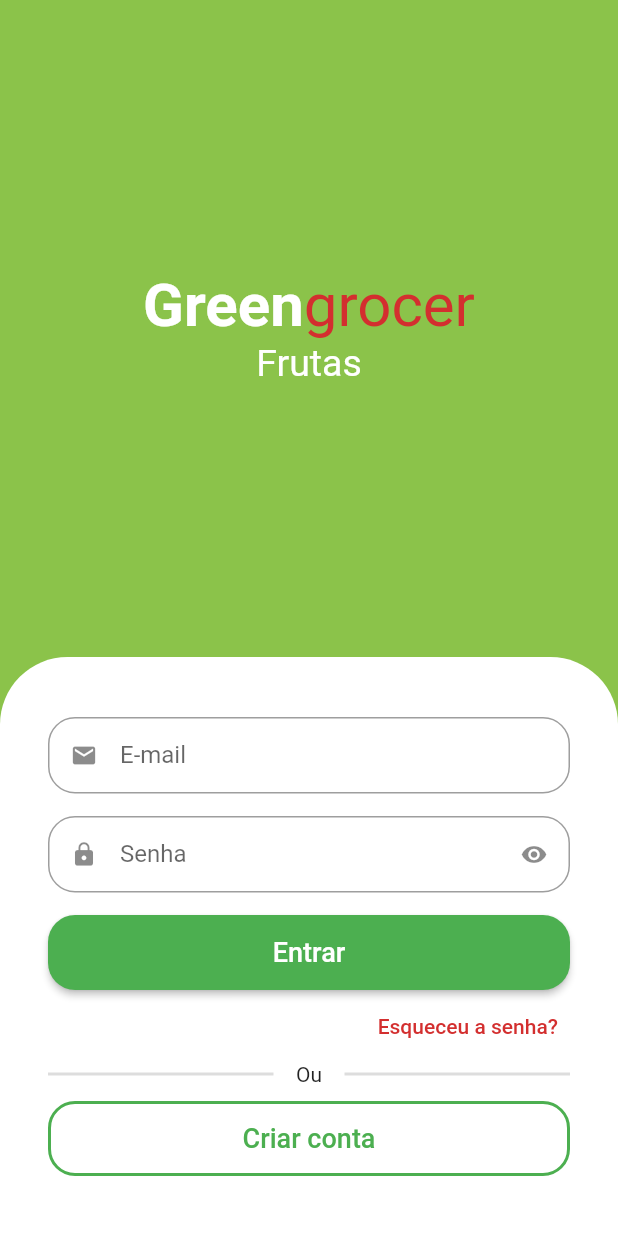
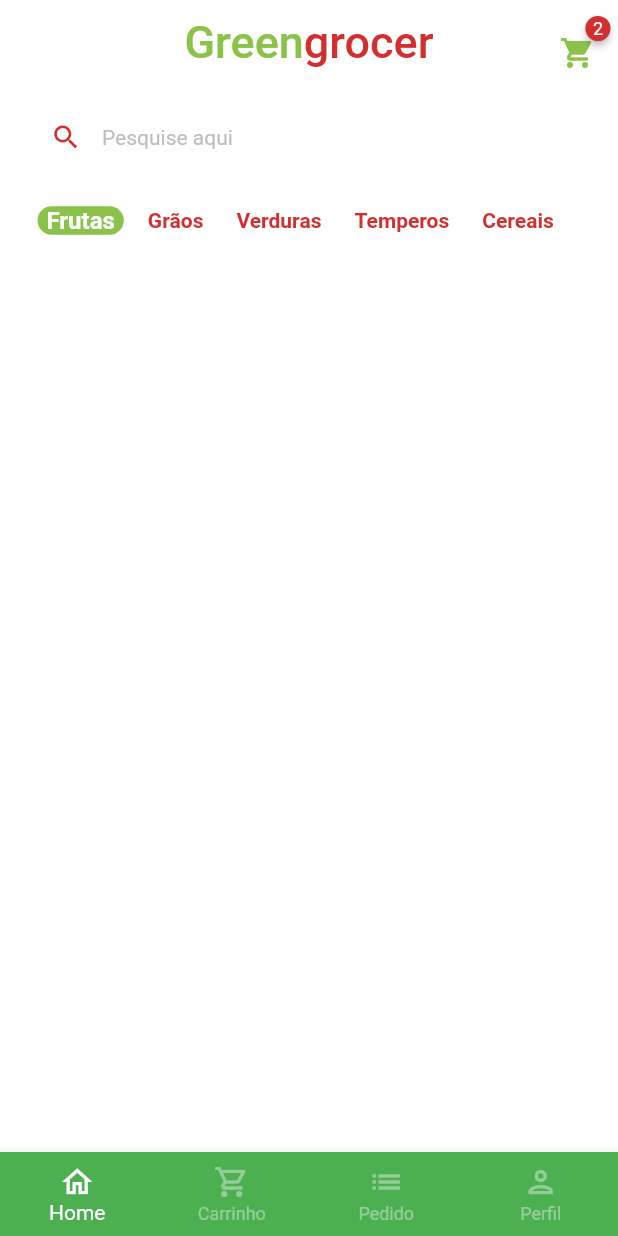
Before and after one commit to alexandrel5/greengrocer, a Flutter app: the screen it shows after launch, after a tap on "Entrar", on a phone screen of 412 x 824 dp. Run offline on Flutter 3.47's test engine with Material 2 defaults, Android fonts, the phone set to English and light mode, and no system bars; drawn by our look-alikes of animated_text_kit, badges; our stand-ins replace mask_text_input_formatter.

Commit message:
Tela home, Melhorias.

```diff
--- a/lib/main.dart
+++ b/lib/main.dart
@@ -16,6 +16,7 @@ class MyApp extends StatelessWidget {
       title: 'Flutter Demo',
       theme: ThemeData(
         primarySwatch: Colors.green,
+        scaffoldBackgroundColor: Colors.white.withAlpha(190),
       ),
       debugShowCheckedModeBanner: false,
       home: const SignInScreen(),
--- a/lib/src/auth/components/custom_text_field.dart
+++ b/lib/src/auth/components/custom_text_field.dart
@@ -1,15 +1,18 @@
 import 'package:flutter/material.dart';
+import 'package:flutter/services.dart';
 
 class CustomTextField extends StatefulWidget {
   final IconData icon;
   final String label;
   final bool isSecret;
+  final List<TextInputFormatter>? inputFormatters;
 
   const CustomTextField({
     super.key,
     required this.icon,
     required this.label,
     this.isSecret = false,
+    this.inputFormatters,
   });
 
   @override
@@ -30,6 +33,7 @@ class _CustomTextFieldState extends State<CustomTextField> {
     return Padding(
       padding: const EdgeInsets.only(bottom: 15),
       child: TextFormField(
+        inputFormatters: widget.inputFormatters,
         obscureText: isObscure,
         decoration: InputDecoration(
           prefixIcon: Icon(widget.icon),
--- a/lib/src/auth/sign_in_screen.dart
+++ b/lib/src/auth/sign_in_screen.dart
@@ -3,6 +3,7 @@ import 'package:flutter/material.dart';
 import 'package:flutter/src/widgets/container.dart';
 import 'package:flutter/src/widgets/framework.dart';
 import 'package:greengrocer/src/auth/sign_up_screen.dart';
+import 'package:greengrocer/src/base/base_screen.dart';
 import 'package:greengrocer/src/config/custom_colors.dart';
 
 import 'components/custom_text_field.dart';
@@ -108,7 +109,15 @@ class SignInScreen extends StatelessWidget {
                             borderRadius: BorderRadius.circular(18),
                           ),
                         ),
-                        onPressed: () {},
+                        onPressed: () {
+                          Navigator.of(context).pushReplacement(
+                            MaterialPageRoute(
+                              builder: (c) {
+                                return const BaseScreen();
+                              },
+                            ),
+                          );
+                        },
                         child: const Text(
                           'Entrar',
                           style: TextStyle(fontSize: 18),
--- a/lib/src/auth/sign_up_screen.dart
+++ b/lib/src/auth/sign_up_screen.dart
@@ -1,9 +1,22 @@
 import 'package:flutter/material.dart';
 import 'package:greengrocer/src/auth/components/custom_text_field.dart';
 import 'package:greengrocer/src/config/custom_colors.dart';
+import 'package:mask_text_input_formatter/mask_text_input_formatter.dart';
 
 class SignUpScreen extends StatelessWidget {
-  const SignUpScreen({super.key});
+  SignUpScreen({super.key});
+  final cpfFormatter = MaskTextInputFormatter(
+    mask: "###.###.###-##",
+    filter: {
+      "#": RegExp(r'[0-9]'),
+    },
+  );
+  final phoneFormatter = MaskTextInputFormatter(
+    mask: "## # ####-####",
+    filter: {
+      "#": RegExp(r'[0-9]'),
+    },
+  );
 
   @override
   Widget build(BuildContext context) {
@@ -15,7 +28,9 @@ class SignUpScreen extends StatelessWidget {
         child: SizedBox(
           height: size.height,
           width: size.width,
-          child: Column(
+          child: Stack(
+            children: [
+              Column(
                 children: [
                   const Expanded(
                     child: Center(
@@ -56,13 +71,15 @@ class SignUpScreen extends StatelessWidget {
                           icon: Icons.person,
                           label: "Nome",
                         ),
-                    const CustomTextField(
+                        CustomTextField(
                           icon: Icons.phone,
                           label: "Celular",
+                          inputFormatters: [phoneFormatter],
                         ),
-                    const CustomTextField(
+                        CustomTextField(
                           icon: Icons.file_copy,
                           label: "CPF",
+                          inputFormatters: [cpfFormatter],
                         ),
                         SizedBox(
                           height: 50,
@@ -86,6 +103,23 @@ class SignUpScreen extends StatelessWidget {
                   ),
                 ],
               ),
+              Positioned(
+                top: 10,
+                left: 10,
+                child: SafeArea(
+                  child: IconButton(
+                    onPressed: () {
+                      Navigator.of(context).pop();
+                    },
+                    icon: const Icon(
+                      Icons.arrow_back_ios,
+                      color: Colors.white,
+                    ),
+                  ),
+                ),
+              ),
+            ],
+          ),
         ),
       ),
     );
--- /dev/null
+++ b/lib/src/base/base_screen.dart
@@ -0,0 +1,61 @@
+import 'package:flutter/material.dart';
+import 'package:greengrocer/src/home/home_tab.dart';
+
+class BaseScreen extends StatefulWidget {
+  const BaseScreen({super.key});
+
+  @override
+  State<BaseScreen> createState() => _BaseScreenState();
+}
+
+class _BaseScreenState extends State<BaseScreen> {
+  int currentIndex = 0;
+  final pageController = PageController();
+
+  @override
+  Widget build(BuildContext context) {
+    return Scaffold(
+      body: PageView(
+        physics: const NeverScrollableScrollPhysics(),
+        controller: pageController,
+        children: [
+          HomeTab(),
+          Container(color: Colors.yellow),
+          Container(color: Colors.blue),
+          Container(color: Colors.purple),
+        ],
+      ),
+      bottomNavigationBar: BottomNavigationBar(
+        currentIndex: currentIndex,
+        onTap: (index) {
+          setState(() {
+            currentIndex = index;
+            pageController.jumpToPage(index);
+          });
+        },
+        type: BottomNavigationBarType.fixed,
+        backgroundColor: Colors.green,
+        selectedItemColor: Colors.white,
+        unselectedItemColor: Colors.white.withAlpha(100),
+        items: const [
+          BottomNavigationBarItem(
+            icon: Icon(Icons.home_outlined),
+            label: 'Home',
+          ),
+          BottomNavigationBarItem(
+            icon: Icon(Icons.shopping_cart_outlined),
+            label: 'Carrinho',
+          ),
+          BottomNavigationBarItem(
+            icon: Icon(Icons.list),
+            label: 'Pedido',
+          ),
+          BottomNavigationBarItem(
+            icon: Icon(Icons.person_outlined),
+            label: 'Perfil',
+          ),
+        ],
+      ),
+    );
+  }
+}
--- /dev/null
+++ b/lib/src/home/components/category_tile.dart
@@ -0,0 +1,43 @@
+import 'package:flutter/material.dart';
+import 'package:greengrocer/src/config/custom_colors.dart';
+
+class CategoryTile extends StatelessWidget {
+  const CategoryTile({
+    super.key,
+    required this.category,
+    required this.isSelected,
+    required this.onPressed,
+  });
+
+  final String category;
+  final bool isSelected;
+  final VoidCallback onPressed;
+
+  @override
+  Widget build(BuildContext context) {
+    return GestureDetector(
+      onTap: onPressed,
+      child: Align(
+        alignment: Alignment.center,
+        child: Container(
+          padding: const EdgeInsets.symmetric(horizontal: 6),
+          decoration: BoxDecoration(
+            borderRadius: BorderRadius.circular(10),
+            color: isSelected
+                ? CustomColors.customSwatchColor
+                : Colors.transparent,
+          ),
+          child: Text(
+            category,
+            style: TextStyle(
+              color:
+                  isSelected ? Colors.white : CustomColors.customContrastColors,
+              fontWeight: FontWeight.bold,
+              fontSize: isSelected ? 16 : 14,
+            ),
+          ),
+        ),
+      ),
+    );
+  }
+}
--- /dev/null
+++ b/lib/src/home/home_tab.dart
@@ -0,0 +1,143 @@
+import 'package:badges/badges.dart';
+import 'package:flutter/material.dart';
+import 'package:flutter/src/widgets/container.dart';
+import 'package:flutter/src/widgets/framework.dart';
+import 'package:greengrocer/src/config/custom_colors.dart';
+
+import 'components/category_tile.dart';
+
+class HomeTab extends StatefulWidget {
+  HomeTab({super.key});
+
+  @override
+  State<HomeTab> createState() => _HomeTabState();
+}
+
+class _HomeTabState extends State<HomeTab> {
+  List<String> categories = [
+    'Frutas',
+    'Grãos',
+    'Verduras',
+    'Temperos',
+    'Cereais',
+  ];
+
+  String selectedCategory = 'Frutas';
+
+  @override
+  Widget build(BuildContext context) {
+    return Scaffold(
+      //app Bar
+      appBar: AppBar(
+        backgroundColor: Colors.transparent,
+        elevation: 0,
+        centerTitle: true,
+        title: Text.rich(
+          TextSpan(
+            style: const TextStyle(
+              fontSize: 30,
+            ),
+            children: [
+              TextSpan(
+                text: "Green",
+                style: TextStyle(
+                  color: CustomColors.customSwatchColor,
+                ),
+              ),
+              TextSpan(
+                text: "grocer",
+                style: TextStyle(
+                  color: CustomColors.customContrastColors,
+                ),
+              ),
+            ],
+          ),
+        ),
+        actions: [
+          Padding(
+            padding: const EdgeInsets.only(top: 15, right: 15),
+            child: GestureDetector(
+              onTap: () {},
+              child: Badge(
+                badgeColor: CustomColors.customContrastColors,
+                badgeContent: const Text(
+                  '2',
+                  style: TextStyle(
+                    color: Colors.white,
+                    fontSize: 12,
+                  ),
+                ),
+                child: Icon(
+                  Icons.shopping_cart,
+                  color: CustomColors.customSwatchColor,
+                ),
+              ),
+            ),
+          ),
+        ],
+      ),
+
+      body: Column(
+        children: [
+          //Campo de Pesquisa
+          Padding(
+            padding: const EdgeInsets.symmetric(
+              horizontal: 20,
+              vertical: 10,
+            ),
+            child: TextFormField(
+              decoration: InputDecoration(
+                filled: true,
+                fillColor: Colors.white,
+                isDense: true,
+                hintText: "Pesquise aqui",
+                hintStyle: TextStyle(
+                  color: Colors.grey.shade400,
+                  fontSize: 14,
+                ),
+                prefixIcon: Icon(
+                  Icons.search,
+                  color: CustomColors.customContrastColors,
+                  size: 21,
+                ),
+                border: OutlineInputBorder(
+                  borderRadius: BorderRadius.circular(60),
+                  borderSide: const BorderSide(
+                    width: 0,
+                    style: BorderStyle.none,
+                  ),
+                ),
+              ),
+            ),
+          ),
+
+          //Categorias
+          Container(
+            padding: const EdgeInsets.only(left: 25),
+            height: 40,
+            child: ListView.separated(
+              scrollDirection: Axis.horizontal,
+              itemBuilder: (context, index) {
+                return CategoryTile(
+                  onPressed: () {
+                    setState(() {
+                      selectedCategory = categories[index];
+                    });
+                  },
+                  category: categories[index],
+                  isSelected: categories[index] == selectedCategory,
+                );
+              },
+              separatorBuilder: (_, index) => const SizedBox(
+                width: 10,
+              ),
+              itemCount: categories.length,
+            ),
+          ),
+
+          //Grid
+        ],
+      ),
+    );
+  }
+}
--- a/pubspec.yaml
+++ b/pubspec.yaml
@@ -37,6 +37,8 @@ dependencies:
   # Use with the CupertinoIcons class for iOS style icons.
   cupertino_icons: ^1.0.2
   animated_text_kit: ^4.2.2
+  mask_text_input_formatter: ^2.4.0
+  badges: ^2.0.3
 
 dev_dependencies:
   flutter_test:
```
Lines whose indentation alone changed are shown as unchanged.
